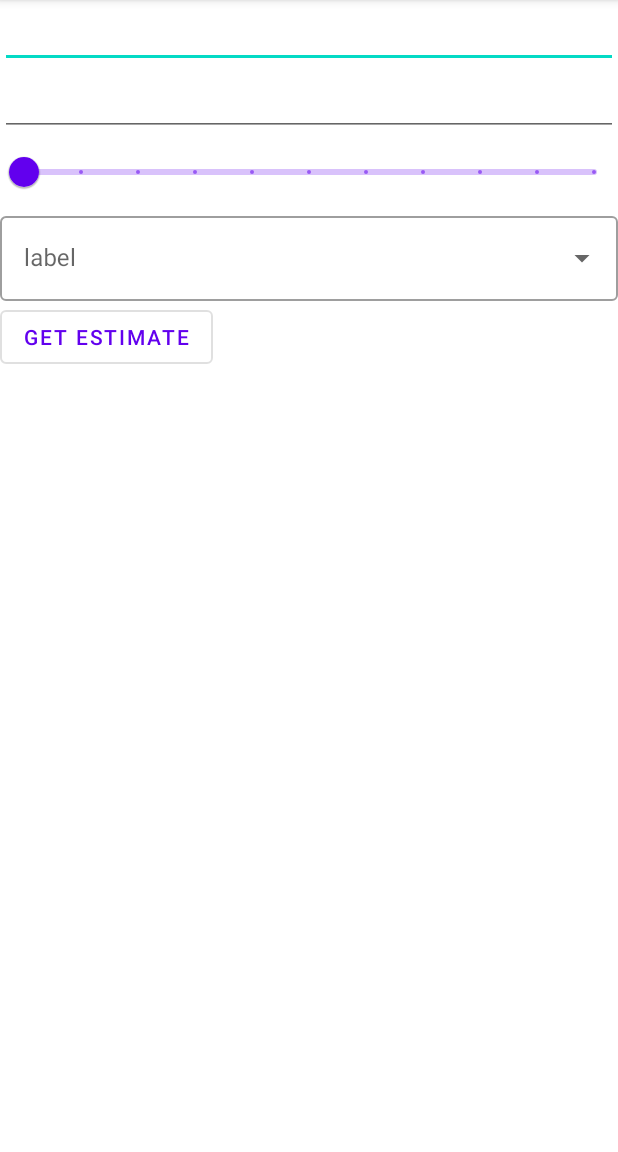
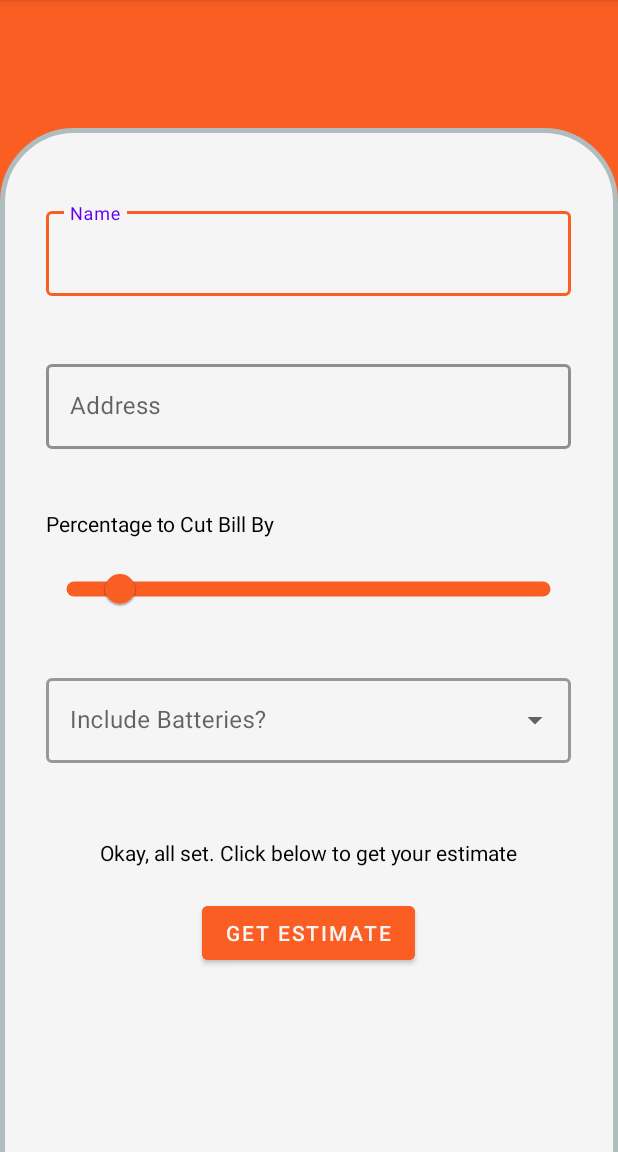
Before and after one commit to ro-neil/solcalc, an Android app: the CalculatorActivity screen opened directly, with no data from a screen before it, on a phone screen of 412 x 824 dp, the part 84-1236 px from its top. Run offline under Robolectric (Android 15) with nearby library versions, the phone set to English and light mode, and no system bars; 2 statements that could not run were skipped.

Commit message:
Fixed up calculator screen.

```diff
--- a/app/src/main/java/com/example/solcalc/CalculatorActivity.kt
+++ b/app/src/main/java/com/example/solcalc/CalculatorActivity.kt
@@ -20,9 +20,7 @@ class CalculatorActivity : AppCompatActivity() {
         editAddress = findViewById(R.id.client_addr)
 
         slider = findViewById(R.id.billCut)
-        slider.addOnChangeListener{slider, value, fromUser->
-            //gettingslider value
-        }
+
 
         batteries = findViewById(R.id.if_batteries)
         val getEstimate = findViewById<Button>(R.id.get_estimate)
--- /dev/null
+++ b/app/src/main/res/drawable/layout_bg.xml
@@ -0,0 +1,8 @@
+<?xml version="1.0" encoding="utf-8"?>
+<shape xmlns:android="http://schemas.android.com/apk/res/android">
+    <solid android:color="#F5F5F5"/>
+    <stroke android:width="3dp" android:color="#B1BCBE" />
+    <corners android:radius="48dp"/>
+    <corners android:bottomLeftRadius="0dp" android:bottomRightRadius="0dp"/>
+    <padding android:left="0dp" android:top="0dp" android:right="0dp" android:bottom="0dp" />
+</shape>
--- a/app/src/main/res/layout/activity_calculator.xml
+++ b/app/src/main/res/layout/activity_calculator.xml
@@ -1,65 +1,125 @@
 <?xml version="1.0" encoding="utf-8"?>
-<LinearLayout xmlns:android="http://schemas.android.com/apk/res/android"
+<androidx.constraintlayout.widget.ConstraintLayout xmlns:android="http://schemas.android.com/apk/res/android"
+    xmlns:app="http://schemas.android.com/apk/res-auto"
+    xmlns:tools="http://schemas.android.com/tools"
+    android:layout_width="match_parent"
+    android:layout_height="match_parent"
+    tools:context=".CalculatorActivity"
+    android:background="@color/orange">
+
+    <LinearLayout
+        android:layout_width="match_parent"
+        android:layout_height="707dp"
+        android:layout_marginTop="110dp"
+        android:background="@drawable/layout_bg"
         android:orientation="vertical"
-    android:layout_width="match_parent"
-    android:layout_height="match_parent">
+        app:layout_constraintBottom_toBottomOf="parent"
+        app:layout_constraintEnd_toEndOf="parent"
+        app:layout_constraintStart_toStartOf="parent"
+        app:layout_constraintTop_toTopOf="parent">
 
         <com.google.android.material.textfield.TextInputLayout
             android:id="@+id/client_name_label"
             style="@style/Widget.MaterialComponents.TextInputLayout.OutlinedBox"
-        android:layout_width="match_parent"
+            android:layout_width="350dp"
             android:layout_height="wrap_content"
-        android:hint="@string/label">
-
-    </com.google.android.material.textfield.TextInputLayout>
+            android:layout_gravity="center"
+            android:layout_marginTop="50dp"
+            android:hint="@string/c_name"
+            android:hintTextColor="@color/black"
+            android:visibility="visible"
+            app:boxStrokeColor="@color/orange"
+            app:boxStrokeWidth="1.8dp">
 
             <com.google.android.material.textfield.TextInputEditText
                 android:id="@+id/client_name"
-        android:layout_width="match_parent"
-        android:layout_height="wrap_content" />
+                android:layout_width="350dp"
+                android:layout_gravity="center"
+                android:layout_marginBottom="10dp"
+                android:layout_height="wrap_content"/>
 
-    <com.google.android.material.textfield.TextInputEditText
-        android:id="@+id/client_addr"
-        android:layout_width="match_parent"
-        android:layout_height="wrap_content" />
+        </com.google.android.material.textfield.TextInputLayout>
 
         <com.google.android.material.textfield.TextInputLayout
             android:id="@+id/client_addr_label"
             style="@style/Widget.MaterialComponents.TextInputLayout.OutlinedBox"
-        android:layout_width="match_parent"
+            android:layout_width="350dp"
             android:layout_height="wrap_content"
-        android:hint="@string/label">
+            android:layout_gravity="center"
+            android:layout_marginTop="30dp"
+            android:hint="@string/c_addr"
+            android:hintTextColor="@color/black"
+            android:visibility="visible"
+            app:boxStrokeWidth="1.8dp"
+            app:boxStrokeColor="@color/orange">
+
+            <com.google.android.material.textfield.TextInputEditText
+                android:id="@+id/client_addr"
+                android:layout_width="350dp"
+                android:layout_gravity="center"
+                android:layout_marginBottom="10dp"
+                android:layout_height="wrap_content"/>
 
         </com.google.android.material.textfield.TextInputLayout>
 
+        <TextView
+            android:layout_width="350dp"
+            android:layout_height="wrap_content"
+            android:layout_gravity="center"
+            android:layout_marginTop="30dp"
+            android:text="@string/percent_cut"
+            android:textColor="@color/black"/>
+
         <com.google.android.material.slider.Slider
             android:id="@+id/billCut"
-        android:layout_width="match_parent"
+            android:layout_width="350dp"
             android:layout_height="wrap_content"
-        android:valueFrom="0.0"
-        android:valueTo="100.0"
-        android:stepSize="10.0"  />
+            android:layout_gravity="center"
+            android:value="10"
+            android:valueFrom="0"
+            android:valueTo="100"
+            android:stepSize="10"
+            android:layout_marginTop="10dp"
+            app:trackColor="@color/orange"
+            app:trackHeight="10dp"
+            app:tickVisible="false"
+            app:thumbColor="@color/orange"/>
 
         <com.google.android.material.textfield.TextInputLayout
             android:id="@+id/if_batteries"
             style="@style/Widget.MaterialComponents.TextInputLayout.OutlinedBox.ExposedDropdownMenu"
-        android:layout_width="match_parent"
+            android:layout_width="350dp"
             android:layout_height="wrap_content"
-        android:hint="@string/label">
+            android:layout_gravity="center"
+            android:layout_marginTop="30dp"
+            android:hint="@string/batteries"
+            app:boxStrokeWidth="1.8dp">
 
             <AutoCompleteTextView
                 android:layout_width="match_parent"
                 android:layout_height="wrap_content"
-            android:inputType="none"
-            />
+                android:inputType="none" />
         </com.google.android.material.textfield.TextInputLayout>
 
+        <TextView
+            android:layout_width="350dp"
+            android:layout_height="wrap_content"
+            android:layout_gravity="center"
+            android:layout_marginTop="50dp"
+            android:text="@string/click_below"
+            android:textAlignment="center"
+            android:textColor="@color/black"></TextView>
 
         <Button
             android:id="@+id/get_estimate"
-        style="?attr/materialButtonOutlinedStyle"
             android:layout_width="wrap_content"
             android:layout_height="wrap_content"
-        android:text="Get Estimate" />
+            android:text="@string/get_estimate"
+            android:layout_gravity="center"
+            android:layout_marginTop="20dp"
+            android:backgroundTint="@color/orange"
+            android:textColor="@color/cultured"/>
 
     </LinearLayout>
+
+</androidx.constraintlayout.widget.ConstraintLayout>
--- a/app/src/main/res/values/colors.xml
+++ b/app/src/main/res/values/colors.xml
@@ -7,4 +7,6 @@
     <color name="teal_700">#FF018786</color>
     <color name="black">#FF000000</color>
     <color name="white">#FFFFFFFF</color>
+    <color name="orange">#FA5E23</color>
+    <color name="cultured">#F5F5F5</color>
 </resources>
--- a/app/src/main/res/values/strings.xml
+++ b/app/src/main/res/values/strings.xml
@@ -1,4 +1,9 @@
 <resources>
     <string name="app_name">SolCalc</string>
-    <string name="label">label</string>
+    <string name="batteries">Include Batteries?</string>
+    <string name="get_estimate">Get Estimate</string>
+    <string name="c_name">Name</string>
+    <string name="c_addr">Address</string>
+    <string name="click_below">Okay, all set. Click below to get your estimate</string>
+    <string name="percent_cut">Percentage to Cut Bill By</string>
 </resources>
--- a/build.gradle
+++ b/build.gradle
@@ -5,7 +5,7 @@ buildscript {
         mavenCentral()
     }
     dependencies {
-        classpath "com.android.tools.build:gradle:7.0.2"
+        classpath 'com.android.tools.build:gradle:7.0.3'
         classpath "org.jetbrains.kotlin:kotlin-gradle-plugin:1.5.31"
 
         // NOTE: Do not place your application dependencies here; they belong
```
Lines whose indentation alone changed are shown as unchanged.
